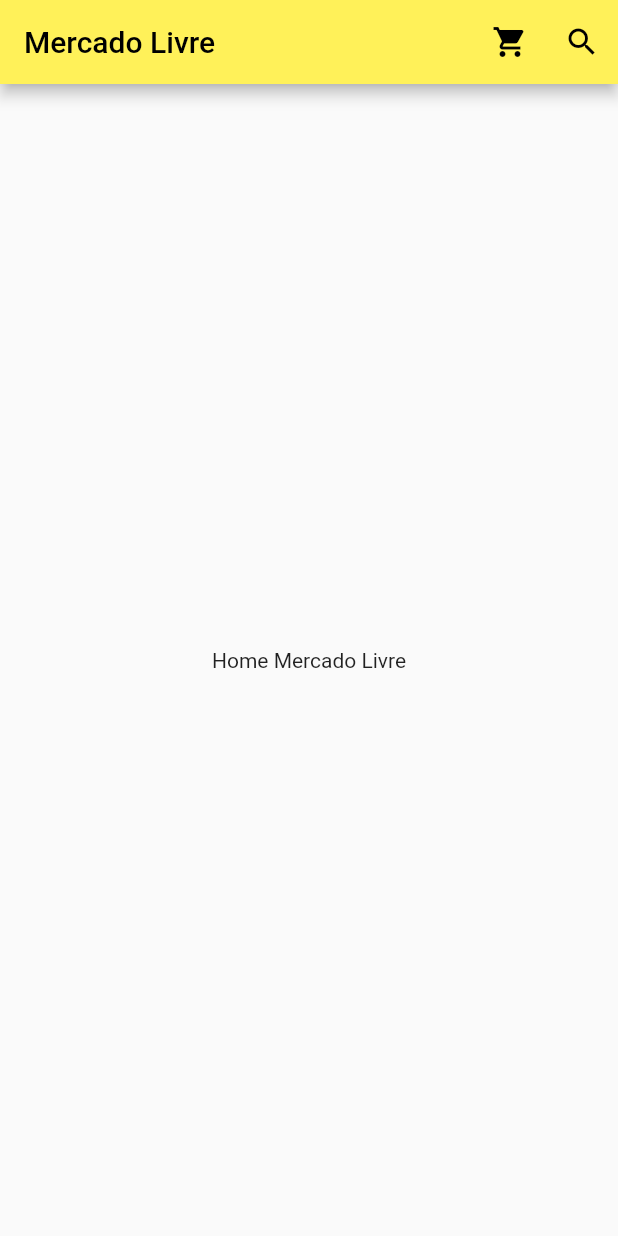
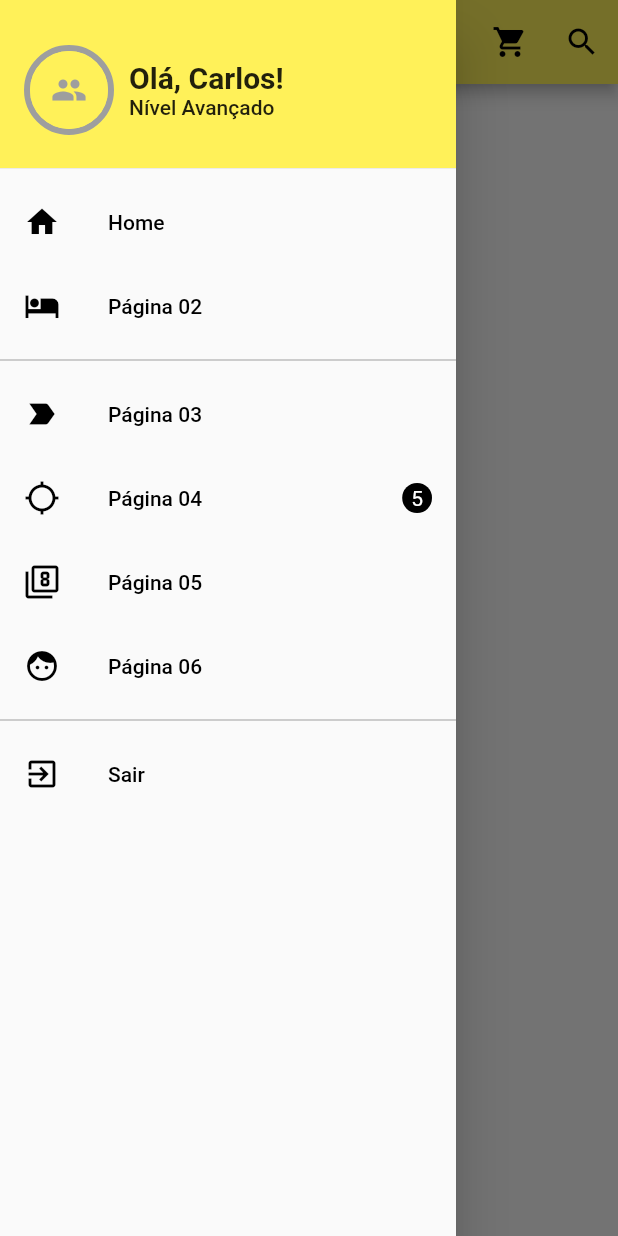
Before and after one commit to especializati/flutter, a Flutter app: the screen it shows after launch, with the side drawer open (before the commit the screen has no drawer), on a phone screen of 412 x 824 dp. Run offline on Flutter 3.47's test engine with Material 2 defaults, Android fonts, the phone set to English and light mode, and no system bars.

Commit message:
App Clone Mercado Livre Done

```diff
--- a/app_ml/lib/main.dart
+++ b/app_ml/lib/main.dart
@@ -1,6 +1,9 @@
 import 'package:flutter/material.dart';
 
 import 'package:app_ml/widgets/app_bar_search.dart';
+import 'package:app_ml/widgets/app_menu_drawer.dart';
+import 'package:app_ml/pages/home.dart';
+import 'package:app_ml/pages/cart.dart';
 
 void main() => runApp(MyApp());
 
@@ -26,6 +29,9 @@ class _HomeMyAppState extends State<HomeMyApp> {
   @override
   Widget build(BuildContext context) {
     return Scaffold(
+      drawer: Drawer(
+        child: AppMenuDrawer()
+      ),
       appBar: AppBar(
         iconTheme: IconThemeData(color: Colors.black),
         title: Text(
@@ -36,7 +42,11 @@ class _HomeMyAppState extends State<HomeMyApp> {
         actions: <Widget>[
           IconButton(
             icon: Icon(Icons.shopping_cart),
-            onPressed: () {},
+            onPressed: () {
+              Navigator.push(context, MaterialPageRoute(
+                builder: (context) => Cart()
+              ));
+            },
           ),
           IconButton(
             icon: Icon(Icons.search),
@@ -46,9 +56,7 @@ class _HomeMyAppState extends State<HomeMyApp> {
           ),
         ],
       ),
-      body: Center(
-        child: Text('Home Mercado Livre'),
-      ),
+      body: Home(),
     );
   }
 }
--- /dev/null
+++ b/app_ml/lib/pages/home.dart
@@ -0,0 +1,12 @@
+import 'package:flutter/material.dart';
+
+class Home extends StatelessWidget {
+  const Home({Key key}) : super(key: key);
+
+  @override
+  Widget build(BuildContext context) {
+    return Center(
+      child: Text('Home Mercado Livre'),
+    );
+  }
+}
--- /dev/null
+++ b/app_ml/lib/widgets/app_menu_drawer.dart
@@ -0,0 +1,99 @@
+import 'package:flutter/material.dart';
+
+import 'package:app_ml/pages/page01.dart';
+import 'package:app_ml/pages/page02.dart';
+
+class AppMenuDrawer extends StatelessWidget {
+  const AppMenuDrawer({Key key}) : super(key: key);
+
+  @override
+  Widget build(BuildContext context) {
+    return ListView(
+      children: <Widget>[
+        Container(
+          height: 120.0,
+          child: DrawerHeader(
+            decoration: BoxDecoration(color: Color.fromRGBO(255, 241, 89, 1)),
+            child: Row(
+              children: <Widget>[
+                Container(
+                  width: 60.0,
+                  height: 60.0,
+                  child: CircleAvatar(
+                    child: Icon(Icons.people),
+                    backgroundColor: Color.fromRGBO(255, 241, 89, 1),
+                    foregroundColor: Colors.grey,
+                  ),
+                  decoration: BoxDecoration(
+                      borderRadius: BorderRadius.all(Radius.circular(100.0)),
+                      border: Border.all(color: Colors.grey, width: 4.0)),
+                ),
+                Padding(
+                  padding: EdgeInsets.all(10.0),
+                  child: Column(
+                    mainAxisAlignment: MainAxisAlignment.center,
+                    crossAxisAlignment: CrossAxisAlignment.start,
+                    children: <Widget>[
+                      Text(
+                        'Olá, Carlos!',
+                        style: TextStyle(
+                            fontSize: 20.0, fontWeight: FontWeight.bold),
+                      ),
+                      Text('Nível Avançado')
+                    ],
+                  ),
+                )
+              ],
+            ),
+          ),
+        ),
+        _itemDrawer(context, Page01(), icon: Icon(Icons.home), text: 'Home'),
+        _itemDrawer(context, Page02(), icon: Icon(Icons.hotel), text: 'Página 02'),
+        Divider(color: Colors.grey),
+        _itemDrawer(context, Page01(), icon: Icon(Icons.label_important), text: 'Página 03'),
+        _itemDrawer(context, Page01(),
+            icon: Icon(Icons.location_searching),
+            text: 'Página 04',
+            badge: '5'),
+        _itemDrawer(context, Page01(), icon: Icon(Icons.filter_8), text: 'Página 05'),
+        _itemDrawer(context, Page01(), icon: Icon(Icons.face), text: 'Página 06'),
+        Divider(color: Colors.grey),
+        _itemDrawer(context, Page01(), icon: Icon(Icons.exit_to_app), text: 'Sair'),
+      ],
+    );
+  }
+
+  Widget _itemDrawer(context, page, {Icon icon, String text, String badge = ''}) {
+    return ListTile(
+      leading: IconTheme(
+        child: icon,
+        data: IconThemeData(color: Colors.black),
+      ),
+      title: Text(
+        text,
+        style: TextStyle(color: Colors.black),
+      ),
+      trailing: Container(
+        decoration: BoxDecoration(
+          color: Colors.black,
+          borderRadius: BorderRadius.circular(40.0)
+        ),
+        child: badge != ''
+            ? Padding(
+                padding: EdgeInsets.fromLTRB(6.0, 2.0, 6.0, 2.0),
+                child: Text(
+                  badge,
+                  style: TextStyle(
+                      backgroundColor: Colors.black, color: Colors.white),
+                ),
+              )
+            : Text(''),
+      ),
+      onTap: () {
+        Navigator.push(context, MaterialPageRoute(
+          builder: (context) => page
+        ));
+      },
+    );
+  }
+}
```
Also changed, not shown: app_ml/lib/pages/cart.dart (added, +22 -0 lines), app_ml/lib/pages/page01.dart (added, +22 -0 lines), app_ml/lib/pages/page02.dart (added, +22 -0 lines).
